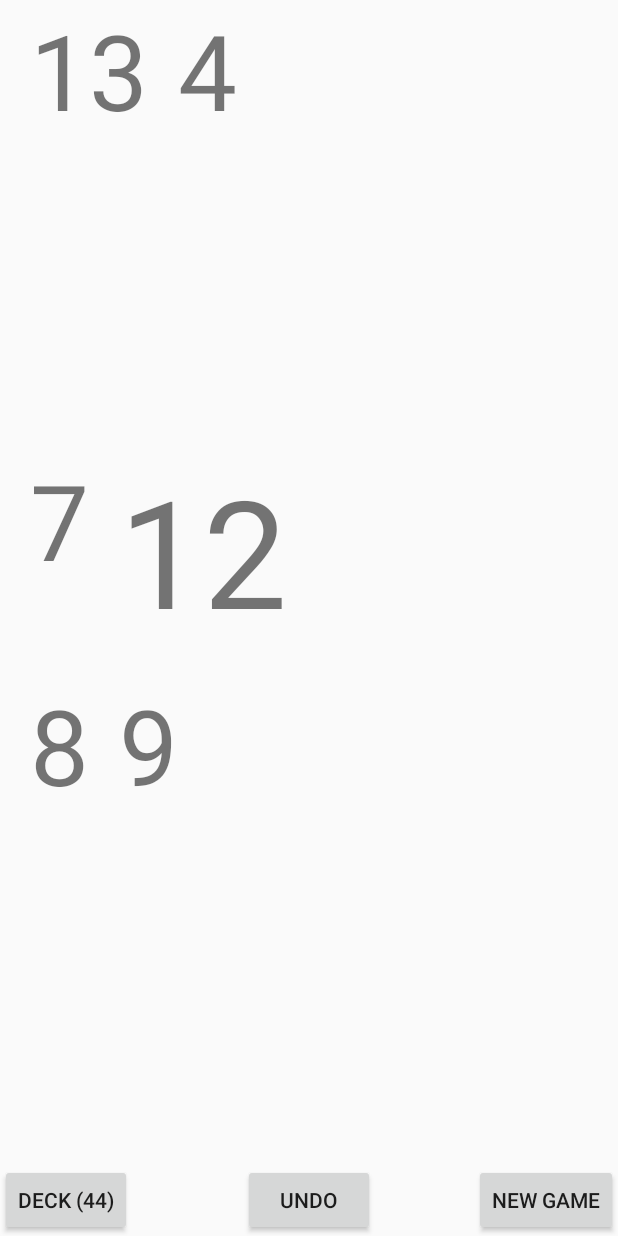
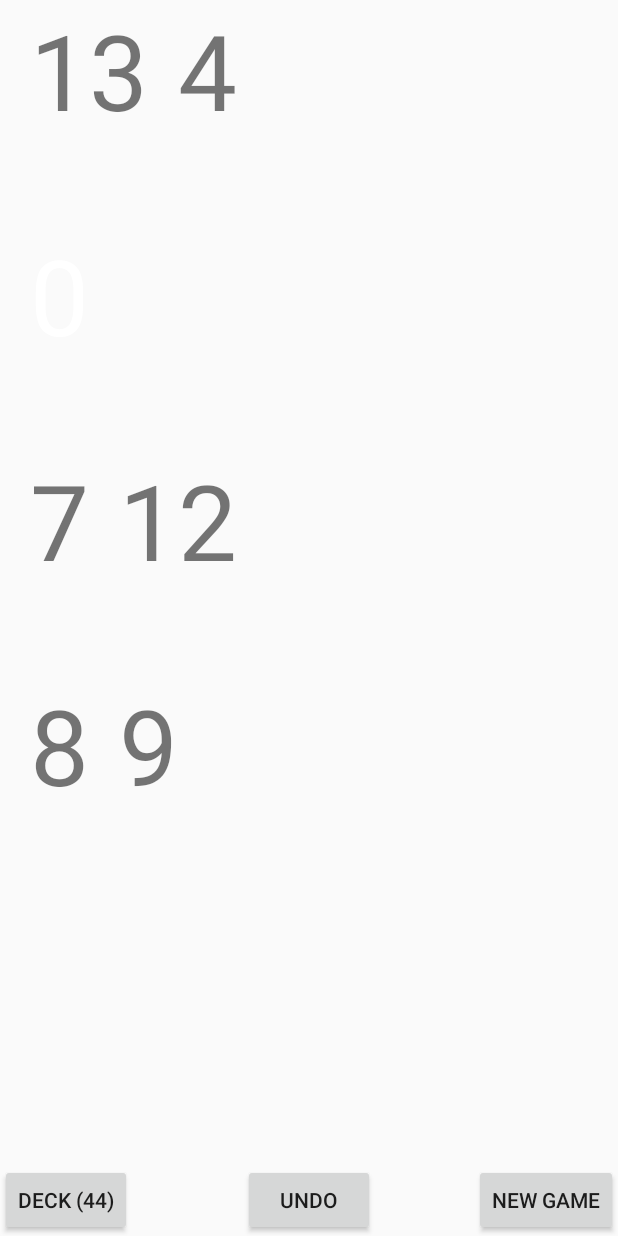
Before and after one commit to joboeckmann/Happy, an Android app: the MainActivity screen opened directly, with no data from a screen before it, after a tap on "DECK (48)", on a phone screen of 412 x 824 dp. Run offline under Robolectric (Android 15) with nearby library versions, the phone set to English and light mode, and no system bars; 3 other taps on this screen came first.

Commit message:
Fully functionally to my knowledge

```diff
--- a/app/src/main/AndroidManifest.xml
+++ b/app/src/main/AndroidManifest.xml
@@ -18,7 +18,8 @@
         </activity>
         <activity
             android:name=".MainActivity"
-            android:label="@string/title_activity_main" >
+            android:label="@string/title_activity_main"
+            android:screenOrientation="portrait">
         </activity>
         <activity
             android:name=".JokeActivity"
--- a/app/src/main/java/example/happy/MainActivity.java
+++ b/app/src/main/java/example/happy/MainActivity.java
@@ -20,86 +20,40 @@ import java.util.ArrayList;
 public class MainActivity extends Activity {
 
 
-//    private RecyclerView mRecyclerView;
-//    private RecyclerView mRecyclerView2;
-//    private RecyclerView mRecyclerView3;
-//    private RecyclerView mRecyclerView4;
-//    //private RecyclerView.Adapter mAdapter;
-//    private MyAdapter mAdapter;
- //   private RecyclerView.LayoutManager mLayoutManager;
-//    private RecyclerView.LayoutManager mLayoutManager2;
-//    private RecyclerView.LayoutManager mLayoutManager3;
-//    private RecyclerView.LayoutManager mLayoutManager4;
-//    private  Number[] myDataset;
-//    private Number[] myDataset2;
-//    private Number[] myDataset3;
-//    private Number[] myDataset4;
-//    private MyAdapter mAdapter3;
-//    private MyAdapter mAdapter2;
-//    private MyAdapter mAdapter4;
+
     private example.happy.RView[] rViews;
     private Game g;
     private Button button;
-    //private Boolean stupidBug;
+
 
 
     @Override
     protected void onCreate(Bundle savedInstanceState) {
         super.onCreate(savedInstanceState);
         setContentView(R.layout.activity_main);
-
+    //this is where it all begins. Everything. All the poop
         g=new Game();
+        //the r stands for recyclerview. (or maybe Rhonda its a secret)
         rViews= new RView[]{new RView((RecyclerView) findViewById(R.id.my_recycler_view), new MyAdapter(g.stack1, 1), new LinearLayoutManager(this, LinearLayoutManager.HORIZONTAL, false)),
                 new RView((RecyclerView) findViewById(R.id.my_recycler_view2), new MyAdapter(g.stack2, 2), new LinearLayoutManager(this, LinearLayoutManager.HORIZONTAL, false)),
                 new RView((RecyclerView) findViewById(R.id.my_recycler_view3), new MyAdapter(g.stack3, 3), new LinearLayoutManager(this, LinearLayoutManager.HORIZONTAL, false)),
                 new RView((RecyclerView) findViewById(R.id.my_recycler_view4), new MyAdapter(g.stack4, 4), new LinearLayoutManager(this, LinearLayoutManager.HORIZONTAL, false))};
 
-        for (int i=0;i<4;i++){
+        for (int i=0;i<4;i++){//this does the stuff
             rViews[i].view.setLayoutManager(rViews[i].mLayoutManager);
             rViews[i].view.setAdapter(rViews[i].adapter);
         }
 
 
-//        mRecyclerView = (RecyclerView) findViewById(R.id.my_recycler_view);
-//        mRecyclerView2 = (RecyclerView) findViewById(R.id.my_recycler_view2);
-//        mRecyclerView3 = (RecyclerView) findViewById(R.id.my_recycler_view3);
-//        mRecyclerView4 = (RecyclerView) findViewById(R.id.my_recycler_view4);
-//           mLayoutManager = new LinearLayoutManager(this, LinearLayoutManager.HORIZONTAL, false);
-//        mLayoutManager2 = new LinearLayoutManager(this, LinearLayoutManager.HORIZONTAL, false);
-//        mLayoutManager3 = new LinearLayoutManager(this, LinearLayoutManager.HORIZONTAL, false);
-//        mLayoutManager4 = new LinearLayoutManager(this, LinearLayoutManager.HORIZONTAL, false);
-//        mRecyclerView.setLayoutManager(mLayoutManager);
-//        mRecyclerView2.setLayoutManager(mLayoutManager2);
-//        mRecyclerView3.setLayoutManager(mLayoutManager3);
-//        mRecyclerView4.setLayoutManager(mLayoutManager4);
-//
-////        myDataset = new Number[]{new Number(1, 0), new Number(2, 1), new Number(3, 2), new Number(4, 3), new Number(5, 4)};
-////        myDataset2 = new Number[]{new Number(5, 0), new Number(4, 1), new Number(3, 2), new Number(2, 3), new Number(1, 4)};
-////        myDataset3 = new Number[]{new Number(1, 0), new Number(2, 1), new Number(3, 2), new Number(4, 3), new Number(5, 4)};
-////        myDataset4 = new Number[]{new Number(5, 0), new Number(4, 1), new Number(3, 2), new Number(2, 3), new Number(1, 4)};
-//        mAdapter = new MyAdapter(g.stack1,1);
-//        mAdapter2 = new MyAdapter(g.stack2,2);
-//        mAdapter3 = new MyAdapter(g.stack3,3);
-//        mAdapter4 = new MyAdapter(g.stack4,4);
-//        mRecyclerView.setAdapter(mAdapter);
-//        mRecyclerView2.setAdapter(mAdapter2);
-//        mRecyclerView3.setAdapter(mAdapter3);
-//        mRecyclerView4.setAdapter(mAdapter4);
-        //stupidBug=false;
+
 
         button = (Button) findViewById(R.id.butt2);
         button.setText("Deck (48)");
         button.setOnClickListener(new View.OnClickListener() {
             public void onClick(View v) {
-                //stupidBug=true;
                 if (g.deck.size() > 0){
                     g.doDeckStuff(rViews[0].adapter, rViews[1].adapter, rViews[2].adapter, rViews[3].adapter);
-//                if(g.first.inUse) {
-//                    g.makeSmall();
-//                }
-//                if (g.second.inUse){
-//                    g.makeSmall(2);
-//                }
+                    //dirty dirty deck stuff (aka shuffle)
                 button.setText("Deck (" + g.deck.size() + ")");
             }
             }
@@ -108,15 +62,15 @@ public class MainActivity extends Activity {
        Button button2 = (Button) findViewById(R.id.butt3);
         button2.setOnClickListener(new View.OnClickListener() {
             public void onClick(View v) {
+
                 Intent intent = new Intent(MainActivity.this, JokeActivity.class);
                 startActivity(intent);
             }
 
         });
-        Button button3 = (Button) findViewById(R.id.butt4);
+        Button button3 = (Button) findViewById(R.id.butt4);//so many butts
         button3.setOnClickListener(new View.OnClickListener() {
             public void onClick(View v) {
-                //Log.i("Butt", "Here");
                 int r=g.undoThatSheet();
                 if (r==2){
                     g.undoThatSheet();
@@ -133,7 +87,7 @@ public class MainActivity extends Activity {
 
     }
     @Override
-    protected void onResume() {
+    protected void onResume() {//should more things be under onResume? *shrug
         super.onResume();
 
 
@@ -142,96 +96,14 @@ public class MainActivity extends Activity {
            rViews[index].adapter.setOnItemClickListener(new MyAdapter.ClickListener() {
                @Override
                public void onItemClick(int position, View v) {
-                   //boolean move=true;
-                  // if (!stupidBug) {
                       Boolean  move = g.makeMove(position, i + 1, rViews[i].adapter);
-                  // Log.i(" "+i,rViews[i].adapter.vListString());
-                  //}
                    if (!move){
-                       //((TextView) v).setTextSize(TypedValue.COMPLEX_UNIT_SP, 100);
-                       //g.makeBig(position, rViews[i].adapter);//,rViews[i].adapter.vList);
                        g.PleaseJustMakeItBig(position);
                    }
-                  // stupidBug=false;
-               // for (int j = 0; j <= position; j++) {
-
-//                    v=rViews[i].adapter.vList.get(j);
-//                    ((TextView) v).setTextSize(TypedValue.COMPLEX_UNIT_SP, 100);
-//                    if (move){
-//                        ((TextView) v).setTextSize(TypedValue.COMPLEX_UNIT_SP, 70);
-//                    }
-               // }
                }
            });
 
            }
        }
 
-//        ((MyAdapter) mAdapter).setOnItemClickListener(new MyAdapter.ClickListener() {
-//            @Override
-//            public void onItemClick(int position, View v) {
-//
-//                boolean move=g.makeMove(position,1,mAdapter);
-//
-//                for (int i = 0; i <= position; i++) {
-//                    v=mAdapter.vList.get(i);
-//                    ((TextView) v).setTextSize(TypedValue.COMPLEX_UNIT_SP, 100);
-//                    if (move){
-//                        ((TextView) v).setTextSize(TypedValue.COMPLEX_UNIT_SP, 70);
-//                    }
-//                }
-//
-//
-//            }
-//        });
-//        ((MyAdapter) mAdapter2).setOnItemClickListener(new MyAdapter.ClickListener() {
-//            @Override
-//            public void onItemClick(int position, View v) {
-//
-//                boolean move=g.makeMove(position,2,mAdapter2);
-//
-//                for (int i = 0; i <= position; i++) {
-//                 v=mAdapter2.vList.get(i);
-//                 ((TextView) v).setTextSize(TypedValue.COMPLEX_UNIT_SP, 100);
-//                    if (move){
-//                        ((TextView) v).setTextSize(TypedValue.COMPLEX_UNIT_SP, 70);
-//                    }
-//                  }
-//
-//
-//            }
-//        });
-//        ((MyAdapter) mAdapter3).setOnItemClickListener(new MyAdapter.ClickListener() {
-//            @Override
-//            public void onItemClick(int position, View v) {
-//
-//                boolean move=g.makeMove(position,3,mAdapter3);
-//                for (int i = 0; i <= position; i++) {
-//                    v=mAdapter3.vList.get(i);
-//                    ((TextView) v).setTextSize(TypedValue.COMPLEX_UNIT_SP, 100);
-//                    if (move){
-//                        ((TextView) v).setTextSize(TypedValue.COMPLEX_UNIT_SP, 70);
-//                    }
-//                }
-//
-//
-//            }
-//        });
-//        ((MyAdapter) mAdapter4).setOnItemClickListener(new MyAdapter.ClickListener() {
-//            @Override
-//            public void onItemClick(int position, View v) {
-//                boolean move=g.makeMove(position,4,mAdapter4);
-//                for (int i = 0; i <= position; i++) {
-//                    v=mAdapter4.vList.get(i);
-//                    ((TextView) v).setTextSize(TypedValue.COMPLEX_UNIT_SP, 100);
-//                   if (move){
-//                        ((TextView) v).setTextSize(TypedValue.COMPLEX_UNIT_SP, 70);
-//                    }
-//                }
-//
-//
-//            }
-//
-//        });
- //   }
 }
--- a/app/src/main/java/example/happy/MyAdapter.java
+++ b/app/src/main/java/example/happy/MyAdapter.java
@@ -51,6 +51,9 @@ public class MyAdapter extends RecyclerView.Adapter<MyAdapter.ViewHolder> {
 
     @Override
     public int getItemViewType(int position) {
+
+        if(mDataset.get(position).num==0) return 0;
+
        if (mDataset.get(position).big) return 2;
 
         return 1;
@@ -62,7 +65,11 @@ public class MyAdapter extends RecyclerView.Adapter<MyAdapter.ViewHolder> {
                                                    int viewType) {
         TextView v;
         // create a new view
-    if (viewType==1)
+        if (viewType==0){
+            v = (TextView) LayoutInflater.from(parent.getContext())
+                    .inflate(R.layout.invisible, parent, false);
+        }
+    else if (viewType==1)
              v = (TextView) LayoutInflater.from(parent.getContext())
                     .inflate(R.layout.my_text_view, parent, false);
 //        }
@@ -98,15 +105,5 @@ public class MyAdapter extends RecyclerView.Adapter<MyAdapter.ViewHolder> {
     public interface ClickListener {
         void onItemClick(int position, View v);
     }
-//    public void makeBig(int pos){
-//
-//    }
 
-//    public String vListString(){
-//        String s="";
-//        for (int i=0;i<vList.size();i++){
-//            s=s+vList.get(i).getHeight()+", ";
-//        }
-//        return s;
-//    }
 }
--- /dev/null
+++ b/app/src/main/res/layout/invisible.xml
@@ -0,0 +1,8 @@
+<TextView xmlns:android="http://schemas.android.com/apk/res/android"
+    android:id="@+id/numView"
+    android:layout_width="wrap_content"
+    android:layout_height="wrap_content"
+    android:text="TextView"
+    android:layout_marginLeft="20dp"
+    android:textSize="70dp"
+    android:textColor="#ffff"/>
```
Also changed, not shown: app/src/main/java/example/happy/Game.java (+105 -45 lines), 26 other files.
